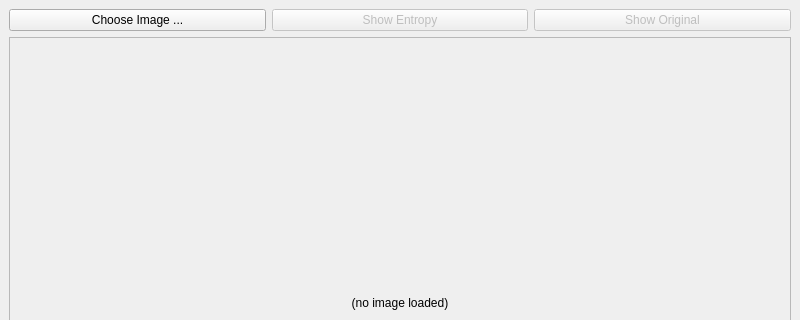
The window that mainwindow.ui (ExclusiveOrange/spatial-entropy-qt) describes before a commit, drawn with Qt 5; both pictures show x 0 to 800 and y 0 to 320 of the 800 by 600 pixel window.
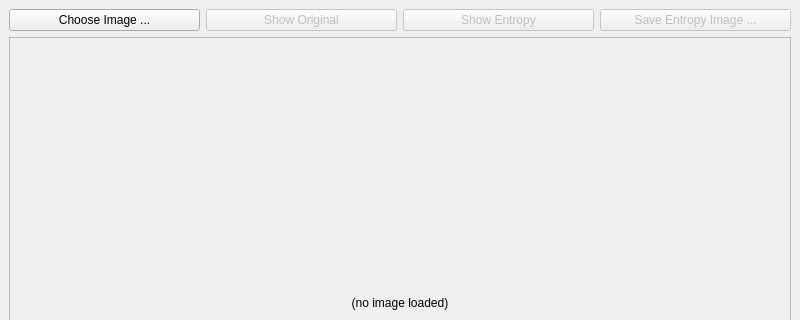
The same window after the commit.

Commit message: Added 'Save Entropy Image' button.

Diff of the .ui file:
```diff
--- a/mainwindow.ui
+++ b/mainwindow.ui
@@ -27,16 +27,6 @@
         </property>
        </widget>
       </item>
-      <item>
-       <widget class="QPushButton" name="btnShowEntropy">
-        <property name="enabled">
-         <bool>false</bool>
-        </property>
-        <property name="text">
-         <string>Show Entropy</string>
-        </property>
-       </widget>
-      </item>
       <item>
        <widget class="QPushButton" name="btnShowOriginal">
         <property name="enabled">
@@ -47,6 +37,26 @@
         </property>
        </widget>
       </item>
+      <item>
+       <widget class="QPushButton" name="btnShowEntropy">
+        <property name="enabled">
+         <bool>false</bool>
+        </property>
+        <property name="text">
+         <string>Show Entropy</string>
+        </property>
+       </widget>
+      </item>
+      <item>
+       <widget class="QPushButton" name="btnSaveEntropyImage">
+        <property name="enabled">
+         <bool>false</bool>
+        </property>
+        <property name="text">
+         <string>Save Entropy Image ...</string>
+        </property>
+       </widget>
+      </item>
      </layout>
     </item>
     <item>
```
The commit also changes 3 other files.
